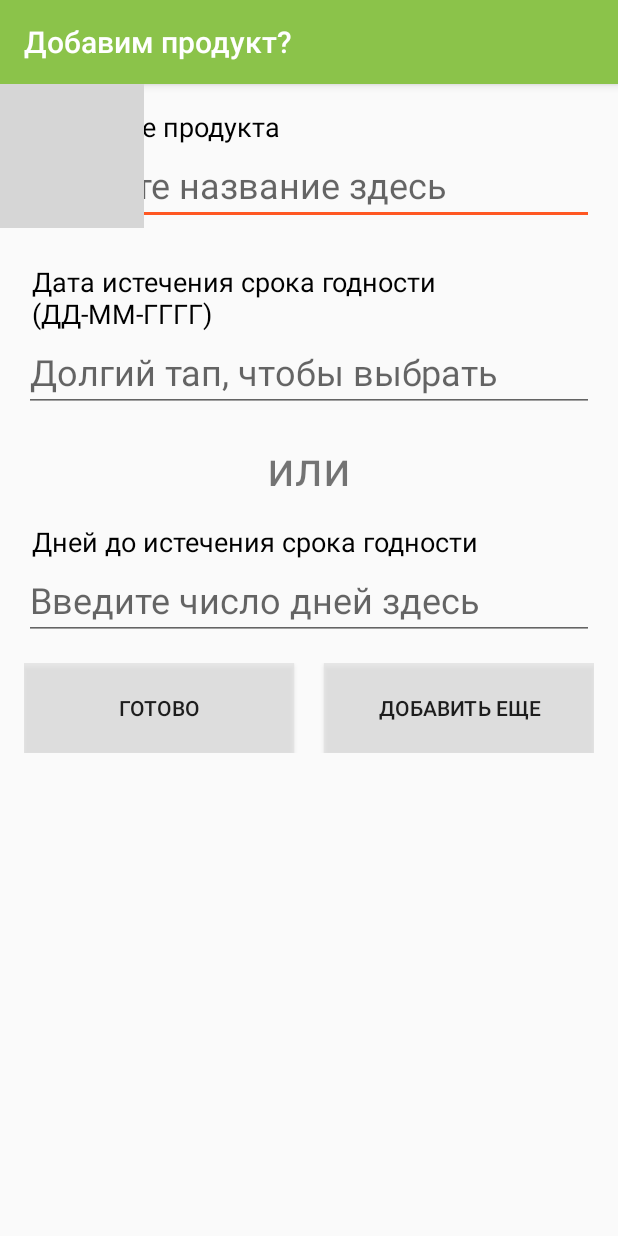
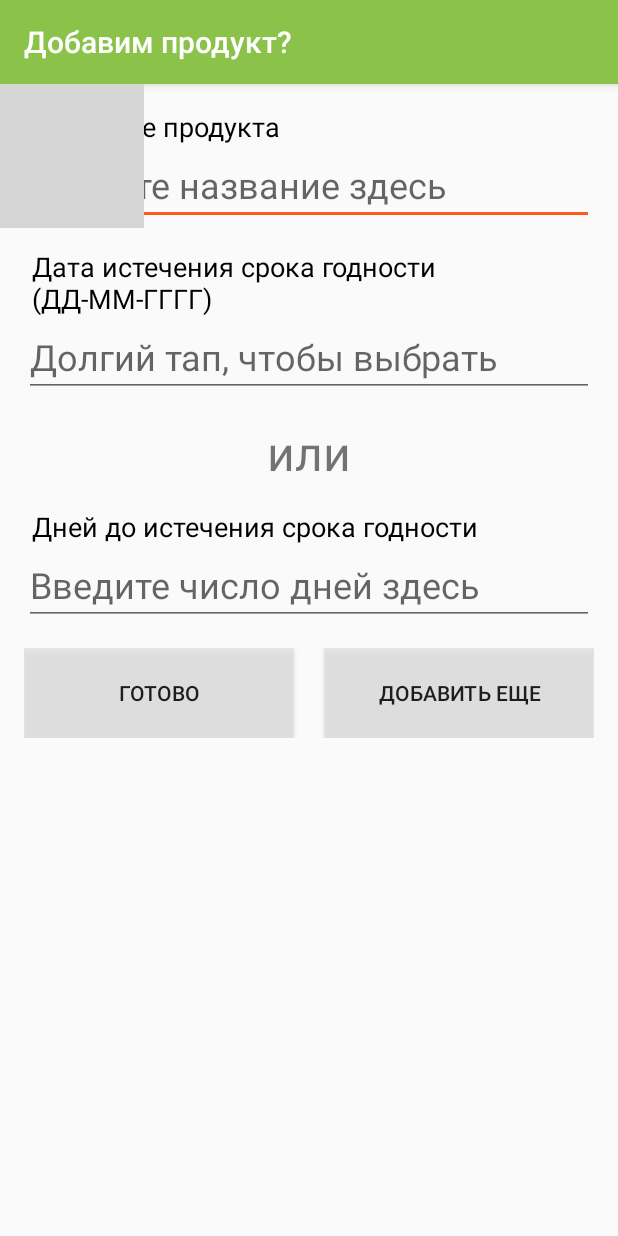
Before and after one commit to xam0n/foodkeeper, an Android app: the AddFoodItemActivity screen opened directly, with no data from a screen before it, on a phone screen of 412 x 824 dp. Run offline under Robolectric (Android 15) with nearby library versions, the phone set to English and light mode, and no system bars; grey boxes are pictures that could not be loaded.

```diff
--- /dev/null
+++ b/app/src/main/res/layout-land/activity_add_food_item.xml
@@ -0,0 +1,10 @@
+<?xml version="1.0" encoding="utf-8"?>
+<android.support.design.widget.CoordinatorLayout xmlns:android="http://schemas.android.com/apk/res/android"
+    xmlns:tools="http://schemas.android.com/tools"
+    android:layout_width="match_parent"
+    android:layout_height="match_parent"
+    android:fitsSystemWindows="true"
+    tools:context="com.ershov.max.foodkeeper.AddFoodItemActivity">
+
+    <include layout="@layout/content_add_food_item" />
+</android.support.design.widget.CoordinatorLayout>
--- /dev/null
+++ b/app/src/main/res/layout-land/content_add_food_item.xml
@@ -0,0 +1,149 @@
+<?xml version="1.0" encoding="utf-8"?>
+<RelativeLayout xmlns:android="http://schemas.android.com/apk/res/android"
+    xmlns:app="http://schemas.android.com/apk/res-auto"
+    xmlns:tools="http://schemas.android.com/tools"
+    android:layout_width="match_parent"
+    android:layout_height="match_parent"
+    app:layout_behavior="@string/appbar_scrolling_view_behavior"
+    tools:context="com.ershov.max.foodkeeper.AddFoodItemActivity"
+    tools:showIn="@layout/activity_add_food_item"
+    >
+
+    <ImageView
+        android:layout_width="wrap_content"
+        android:layout_height="wrap_content"
+        android:id="@+id/imageView2"
+        android:src="@drawable/bckg_adding"
+        android:scaleType="centerCrop" />
+
+    <LinearLayout
+        xmlns:android="http://schemas.android.com/apk/res/android"
+        xmlns:app="http://schemas.android.com/apk/res-auto"
+        xmlns:tools="http://schemas.android.com/tools"
+        android:paddingBottom="@dimen/activity_vertical_margin"
+        android:paddingLeft="@dimen/activity_horizontal_margin"
+        android:paddingRight="@dimen/activity_horizontal_margin"
+        android:paddingTop="@dimen/activity_vertical_margin"
+        app:layout_behavior="@string/appbar_scrolling_view_behavior"
+        tools:context="com.ershov.max.foodkeeper.AddFoodItemActivity"
+        tools:showIn="@layout/activity_add_food_item"
+
+        android:orientation="vertical"
+        android:layout_width="match_parent"
+        android:layout_height="match_parent"
+        android:weightSum="1">
+
+        <TextView
+            android:layout_width="wrap_content"
+            android:layout_height="wrap_content"
+            android:text="@string/product_name_title"
+            android:id="@+id/textView2"
+            android:textSize="@dimen/title_text_size"
+            android:layout_gravity="start|center_horizontal"
+            android:textColor="#000000"
+            android:paddingStart="@dimen/padding_start"
+            android:paddingEnd="@dimen/padding_end"/>
+
+        <EditText
+            android:layout_width="match_parent"
+            android:layout_height="wrap_content"
+            android:id="@+id/nameText"
+            android:hint="@string/input_product_name_here_hint"
+            android:singleLine="true"
+            android:fadeScrollbars="false"
+            android:textSize="@dimen/hint_text_size"
+            android:layout_marginBottom="@dimen/margin_between" />
+
+        <TextView
+            android:layout_width="wrap_content"
+            android:layout_height="wrap_content"
+            android:text="@string/expiration_date_title"
+            android:id="@+id/textView4"
+            android:textSize="@dimen/title_text_size"
+            android:layout_gravity="start|center_horizontal"
+            android:textColor="#000000"
+            android:paddingStart="@dimen/padding_start"
+            android:paddingEnd="@dimen/padding_end" />
+
+        <LinearLayout
+            android:orientation="horizontal"
+            android:layout_width="match_parent"
+            android:layout_height="wrap_content"
+            android:layout_gravity="center_horizontal"
+            android:weightSum="1">
+
+            <EditText
+                android:layout_width="0dp"
+                android:layout_height="wrap_content"
+                android:inputType="date"
+                android:id="@+id/inputDateText"
+                android:hint="@string/long_tap_or_input_here_hint"
+                android:textSize="@dimen/hint_text_size"
+                android:layout_marginBottom="@dimen/margin_between"
+                android:layout_gravity="start|center_vertical"
+                android:layout_weight="1" />
+
+            <TextView
+                android:layout_width="wrap_content"
+                android:layout_height="wrap_content"
+                android:text="@string/or_text"
+                android:id="@+id/textView"
+                android:textSize="@dimen/text_size"
+                android:layout_marginBottom="@dimen/margin_between"
+                android:layout_gravity="center_vertical|end"
+                android:layout_marginStart="@dimen/margin_between" />
+        </LinearLayout>
+
+        <TextView
+            android:layout_width="wrap_content"
+            android:layout_height="wrap_content"
+            android:text="@string/days_before_expiration_title"
+            android:id="@+id/textView3"
+            android:textSize="@dimen/title_text_size"
+            android:layout_gravity="start|center_horizontal"
+            android:textColor="#000000"
+            android:paddingStart="@dimen/padding_start"
+            android:paddingEnd="@dimen/padding_end" />
+
+        <EditText
+            android:layout_width="match_parent"
+            android:layout_height="wrap_content"
+            android:id="@+id/daysBeforeText"
+            android:layout_gravity="center_horizontal"
+            android:inputType="number"
+            android:hint="@string/input_number_of_days_here_hint"
+            android:textSize="@dimen/hint_text_size"
+            android:layout_marginBottom="@dimen/margin_between" />
+
+        <LinearLayout
+            android:orientation="horizontal"
+            android:layout_width="match_parent"
+            android:layout_height="wrap_content"
+            android:gravity="bottom">
+
+            <Button
+                android:layout_width="match_parent"
+                android:layout_height="60dp"
+                android:text="@string/ok"
+                android:id="@+id/finishAdding"
+                android:onClick="onClickFinishAdding"
+                android:layout_gravity="bottom"
+                android:layout_weight="1"
+                android:layout_marginEnd="@dimen/margin_end"
+                android:background="#B4E2E2E2" />
+
+            <Button
+                android:layout_width="match_parent"
+                android:layout_height="60dp"
+                android:text="@string/add_more"
+                android:id="@+id/continueAdding"
+                android:layout_gravity="bottom"
+                android:onClick="onClickContinueAdding"
+                android:layout_weight="1"
+                android:layout_marginStart="@dimen/margin_start"
+                android:background="#B4E2E2E2" />
+        </LinearLayout>
+
+    </LinearLayout>
+
+</RelativeLayout>
--- a/app/src/main/res/layout/content_add_food_item.xml
+++ b/app/src/main/res/layout/content_add_food_item.xml
@@ -12,7 +12,7 @@
         android:layout_width="wrap_content"
         android:layout_height="wrap_content"
         android:id="@+id/imageView2"
-        android:src="@drawable/bckg"
+        android:src="@drawable/bckg_adding"
         android:scaleType="centerCrop" />
 
     <LinearLayout
@@ -51,7 +51,7 @@
             android:singleLine="true"
             android:fadeScrollbars="false"
             android:textSize="@dimen/hint_text_size"
-            android:layout_marginBottom="25dp" />
+            android:layout_marginBottom="@dimen/margin_between" />
 
         <TextView
             android:layout_width="wrap_content"
@@ -71,7 +71,7 @@
             android:id="@+id/inputDateText"
             android:hint="@string/long_tap_or_input_here_hint"
             android:textSize="@dimen/hint_text_size"
-            android:layout_marginBottom="15dp" />
+            android:layout_marginBottom="@dimen/margin_between" />
 
         <TextView
             android:layout_width="wrap_content"
@@ -80,7 +80,7 @@
             android:id="@+id/textView"
             android:layout_gravity="center_horizontal"
             android:textSize="@dimen/text_size"
-            android:layout_marginBottom="15dp" />
+            android:layout_marginBottom="@dimen/margin_between" />
 
         <TextView
             android:layout_width="wrap_content"
@@ -101,7 +101,7 @@
             android:inputType="number"
             android:hint="@string/input_number_of_days_here_hint"
             android:textSize="@dimen/hint_text_size"
-            android:layout_marginBottom="15dp" />
+            android:layout_marginBottom="@dimen/margin_between" />
 
         <LinearLayout
             android:orientation="horizontal"
--- /dev/null
+++ b/app/src/main/res/values-land/dimens.xml
@@ -0,0 +1,4 @@
+<?xml version="1.0" encoding="utf-8"?>
+<resources>
+    <dimen name="margin_between">2dp</dimen>
+</resources>
--- a/app/src/main/res/values/dimens.xml
+++ b/app/src/main/res/values/dimens.xml
@@ -13,5 +13,6 @@
 
     <dimen name="margin_start">10dp</dimen>
     <dimen name="margin_end">10dp</dimen>
+    <dimen name="margin_between">15dp</dimen>
 
 </resources>
```
Also changed, not shown: app/src/main/res/mipmap-hdpi/ic_launcher.png, app/src/main/res/mipmap-mdpi/ic_launcher.png, app/src/main/res/mipmap-xhdpi/ic_launcher.png, app/src/main/res/mipmap-xxhdpi/ic_launcher.png, app/src/main/res/mipmap-xxxhdpi/ic_launcher.png.
